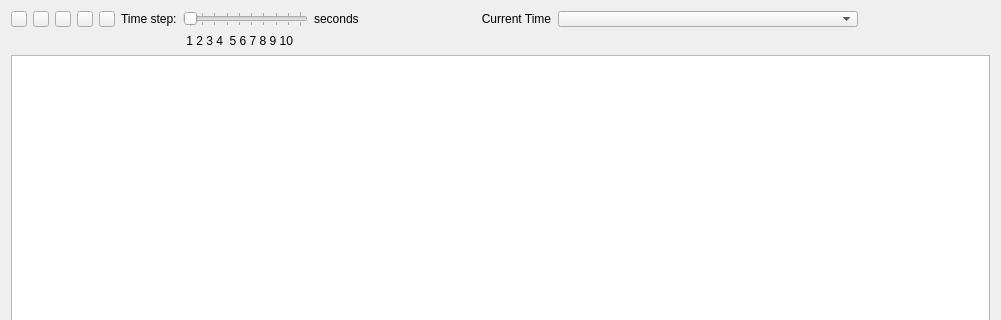
First picture: the form in src/Resources/PQSelectionPanel.ui, repository F2I-Consulting/fespp, before the edit; both pictures show x 0 to 1001 and y 0 to 320 of the 1001 by 896 pixel window.
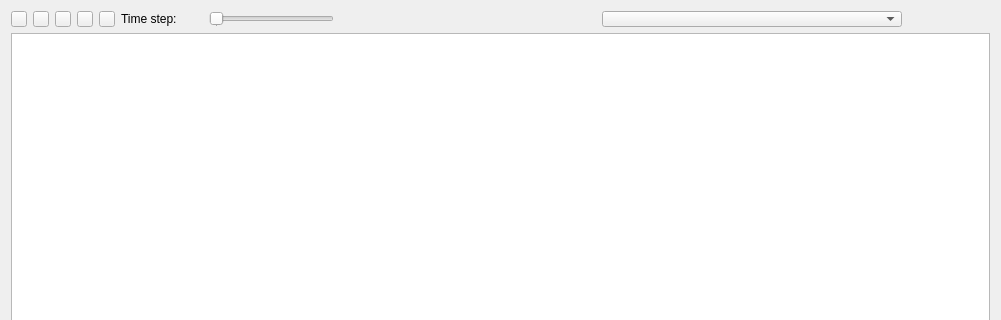
Second picture: the form after the edit.

Commit message: - add slider - upgrade fesapi version to 1.12.0

```diff
--- a/src/Resources/PQSelectionPanel.ui
+++ b/src/Resources/PQSelectionPanel.ui
@@ -14,7 +14,7 @@
    <string>Form</string>
   </property>
   <layout class="QGridLayout" name="gridLayout">
-   <item row="4" column="0" colspan="15">
+   <item row="3" column="0" colspan="12">
     <widget class="QTreeWidget" name="treeWidget">
      <property name="enabled">
       <bool>true</bool>
@@ -169,7 +169,7 @@
       <number>1</number>
      </property>
      <property name="maximum">
-      <number>10</number>
+      <number>1</number>
      </property>
      <property name="pageStep">
       <number>1</number>
@@ -185,14 +185,7 @@
      </property>
     </widget>
    </item>
-   <item row="1" column="7">
-    <widget class="QLabel" name="label_2">
-     <property name="text">
-      <string>seconds                                     Current Time</string>
-     </property>
-    </widget>
-   </item>
-   <item row="1" column="8">
+   <item row="1" column="10">
     <widget class="QComboBox" name="time_series">
      <property name="minimumSize">
       <size>
@@ -208,25 +201,6 @@
      </property>
     </widget>
    </item>
-   <item row="2" column="6">
-    <widget class="QLabel" name="label_3">
-     <property name="minimumSize">
-      <size>
-       <width>125</width>
-       <height>16</height>
-      </size>
-     </property>
-     <property name="maximumSize">
-      <size>
-       <width>125</width>
-       <height>16</height>
-      </size>
-     </property>
-     <property name="text">
-      <string> 1 2 3 4  5 6 7 8 9 10</string>
-     </property>
-    </widget>
-   </item>
   </layout>
  </widget>
  <resources>
```
The commit also changes 2 other files.
